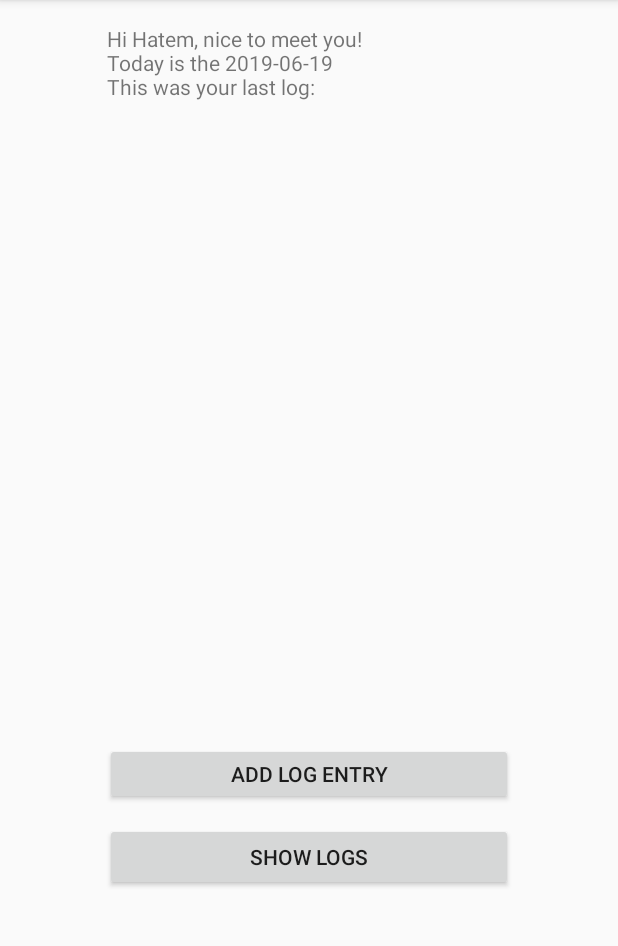
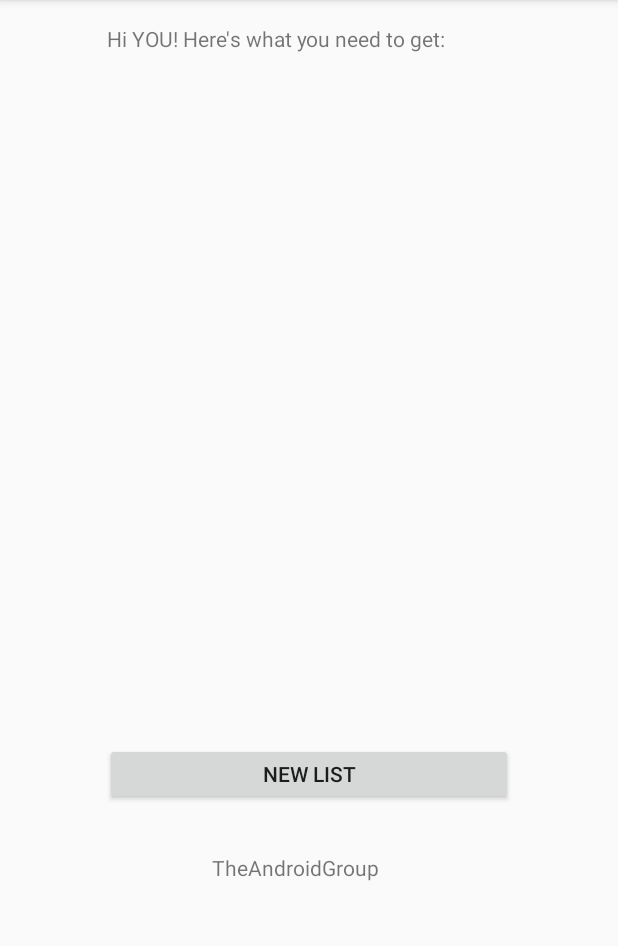
Before and after one commit to romyha/android-log-entries, an Android app: the screen it shows after launch (MainActivity), on a phone screen of 412 x 824 dp, the part 84-1030 px from its top. Run offline under Robolectric (Android 15) with nearby library versions, the phone set to English and light mode, and no system bars.

Commit message:
Reqwrite app to display a shoppng list

```diff
--- a/app/src/main/java/com/example/myapplication/MainActivity.java
+++ b/app/src/main/java/com/example/myapplication/MainActivity.java
@@ -6,17 +6,29 @@ import android.content.SharedPreferences;
 import android.os.Bundle;
 import android.support.v7.app.AppCompatActivity;
 import android.view.View;
+import android.widget.AdapterView;
 import android.widget.ArrayAdapter;
+import android.widget.ListView;
 import android.widget.TextView;
 
-import java.text.SimpleDateFormat;
 import java.util.ArrayList;
-import java.util.Date;
+import java.util.Map;
 
 public class MainActivity extends AppCompatActivity {
     private int ASK_MULTIPLE_PERMISSION_REQUEST_CODE = 1;
     ArrayList<String> listItems=new ArrayList<String>();
     ArrayAdapter<String> adapter;
+    private ListView list;
+    public Map<String, ?> entries;
+    private SharedPreferences sharedPreferences;
+
+    @Override
+    public void onRestart()
+    {  // After a pause OR at startup
+        super.onRestart();
+        finish();
+        startActivity(getIntent());
+    }
 
     @Override
     protected void onCreate(Bundle savedInstanceState) {
@@ -37,21 +49,41 @@ public class MainActivity extends AppCompatActivity {
 
         TextView welcome = findViewById(R.id.editText2);
 
-        SharedPreferences sharedPreferences = getSharedPreferences("LOGS", MODE_PRIVATE);
+        sharedPreferences = getSharedPreferences("LISTS", MODE_PRIVATE);
+        entries = sharedPreferences.getAll();
 
         welcome.setSingleLine(false);
-        SimpleDateFormat format = new SimpleDateFormat("yyyy-MM-dd");
-        String dateString = format.format( new Date()   );
-        welcome.setText("Hi Hatem, nice to meet you!\nToday is the " + dateString + "\nThis was your last log:");
+        welcome.setText("Hi YOU! Here's what you need to get:");
+
+        buildList();
     }
 
-    public void openAddLogActivity(View view) {
-        Intent intent = new Intent(this, AddLogActivity.class);
-        startActivity(intent);
-    }
+    public void buildList() {
+        list = findViewById(R.id.shoppingLists);
+        adapter = new ArrayAdapter<String>(this,
+                android.R.layout.simple_list_item_1,
+                listItems);
+        list.setAdapter(adapter);
 
-    public void openViewLogsActivity(View view) {
-        Intent intent = new Intent(this, ViewLogsActivity.class);
+        for (Map.Entry<String, ?> entry : entries.entrySet()) {
+            adapter.add(entry.getValue().toString());
+        }
+
+        final Intent viewListIntent = new Intent(this, ViewListActivity.class);
+
+        list.setOnItemClickListener(new AdapterView.OnItemClickListener() {
+            @Override
+            public void onItemClick(AdapterView<?> parent, View view, int position, long id) {
+                // Get the selected item text from ListView
+                String selectedItem = (String) parent.getItemAtPosition(position);
+
+                viewListIntent.putExtra("listName", selectedItem);
+                startActivity(viewListIntent);
+            }
+        });}
+
+    public void openAddListActivity(View view) {
+        Intent intent = new Intent(this, AddList.class);
         startActivity(intent);
     }
 }
--- a/app/src/main/res/layout/activity_main.xml
+++ b/app/src/main/res/layout/activity_main.xml
@@ -29,8 +29,8 @@
         android:layout_marginTop="8dp"
         android:layout_marginEnd="70dp"
         android:layout_marginRight="70dp"
-        android:onClick="openAddLogActivity"
-        android:text="@string/buttonAdd"
+        android:onClick="openAddListActivity"
+        android:text="@string/newList"
         app:layout_constraintEnd_toEndOf="parent"
         app:layout_constraintHorizontal_bias="0.0"
         app:layout_constraintStart_toStartOf="parent"
@@ -48,30 +48,19 @@
         app:layout_constraintStart_toStartOf="parent"
         app:layout_constraintTop_toTopOf="parent" />
 
-    <Button
-        android:id="@+id/buttonShowLogs"
-        android:layout_width="0dp"
-        android:layout_height="45dp"
-        android:layout_marginStart="70dp"
-        android:layout_marginLeft="70dp"
-        android:layout_marginTop="12dp"
-        android:layout_marginEnd="70dp"
-        android:layout_marginRight="70dp"
-        android:onClick="openViewLogsActivity"
-        android:text="@string/buttonShowLogs"
-        app:layout_constraintEnd_toEndOf="parent"
-        app:layout_constraintHorizontal_bias="0.0"
-        app:layout_constraintStart_toStartOf="parent"
-        app:layout_constraintTop_toBottomOf="@+id/button3" />
-
     <LinearLayout
         android:id="@+id/linearLayout"
         android:layout_width="395dp"
         android:layout_height="337dp"
+        android:layout_marginStart="8dp"
+        android:layout_marginLeft="8dp"
         android:layout_marginTop="8dp"
+        android:layout_marginEnd="8dp"
+        android:layout_marginRight="8dp"
         android:orientation="vertical"
-        app:layout_constraintTop_toBottomOf="@+id/editText2"
-        tools:layout_editor_absoluteX="8dp">
+        app:layout_constraintEnd_toEndOf="parent"
+        app:layout_constraintStart_toStartOf="parent"
+        app:layout_constraintTop_toBottomOf="@+id/editText2">
 
         <ListView
             android:id="@+id/shoppingLists"
--- a/app/src/main/res/layout/activity_view_logs.xml
+++ b/app/src/main/res/layout/activity_view_logs.xml
@@ -5,7 +5,7 @@
     android:id="@+id/viewLogs"
     android:layout_width="match_parent"
     android:layout_height="match_parent"
-    tools:context=".ViewLogsActivity">
+    tools:context=".ViewListActivity">
 
     <Button
         android:id="@+id/BTbutton"
--- a/app/src/main/res/values/strings.xml
+++ b/app/src/main/res/values/strings.xml
@@ -1,10 +1,13 @@
 <resources>
     <string name="app_name">Shopping List</string>
-    <string name="edit_message">Enter a Log entry</string>
+    <string name="edit_message">Cheese</string>
     <string name="button_send">Send</string>
     <string name="button2">Send</string>
-    <string name="buttonAdd">Add log entry</string>
+    <string name="buttonAdd">Add item</string>
     <string name="editText3">ID</string>
     <string name="buttonShowLogs">Show Logs</string>
     <string name="sendBluetooth">Send logs via Bluetooh</string>
+    <string name="newList">New List</string>
+    <string name="save">Save</string>
+    <string name="showList">Show List</string>
 </resources>
```
Also changed, not shown: app/src/main/AndroidManifest.xml (+4 -11 lines), app/src/main/java/com/example/myapplication/AddList.java (added, +65 -0 lines), app/src/main/java/com/example/myapplication/AddLogActivity.java (deleted, +0 -48 lines), app/src/main/java/com/example/myapplication/ViewListActivity.java (renamed from app/src/main/java/com/example/myapplication/ViewLogsActivity.java, +11 -8 lines), app/src/main/res/layout/activity_add_list.xml (added, +88 -0 lines), app/src/main/res/layout/activity_add_log.xml (deleted, +0 -34 lines), app/src/main/res/layout/activity_wi_fi_direct.xml (deleted, +0 -9 lines).
